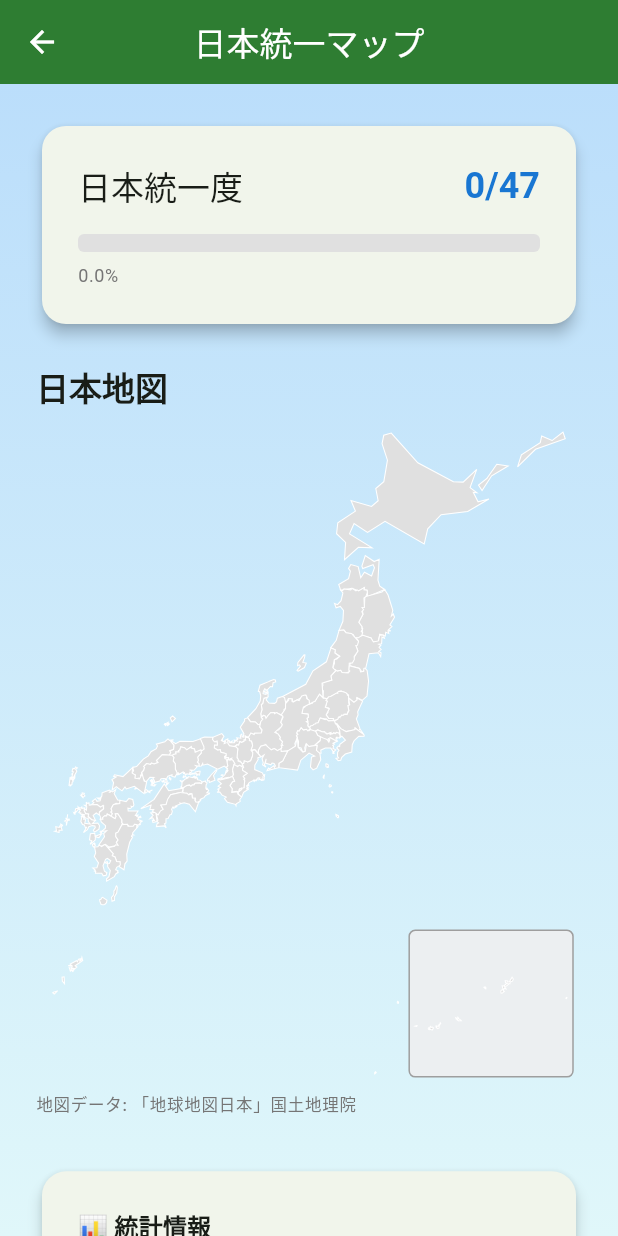
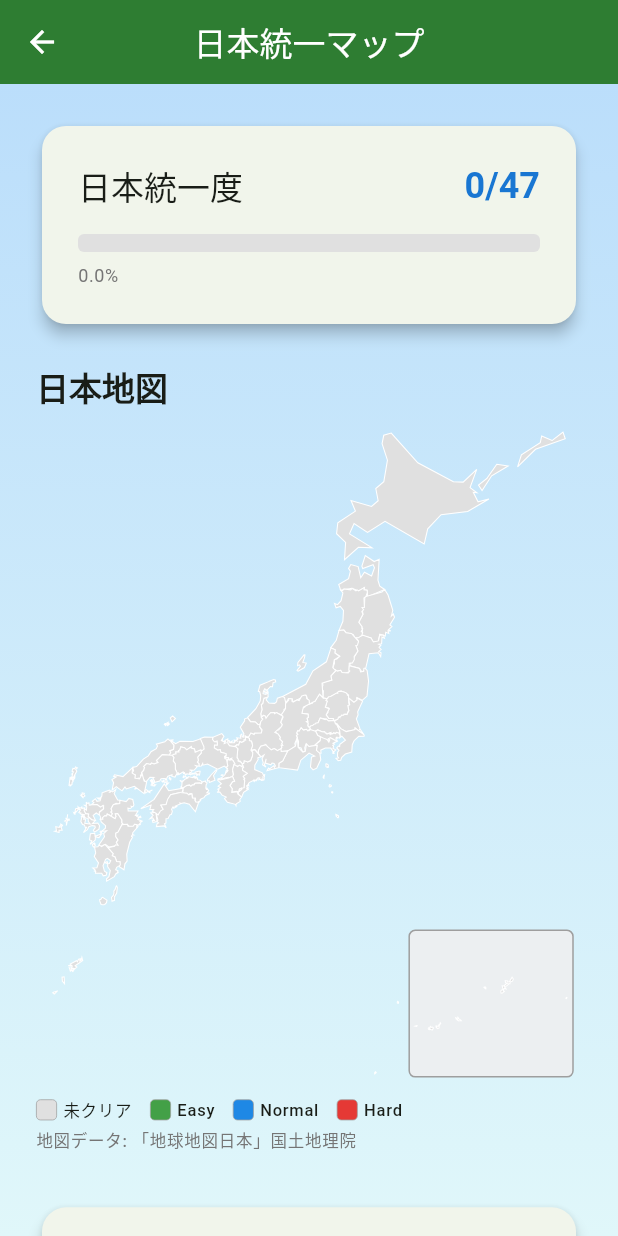
Before and after one commit to zka32101/geography_puzzle_king, a Flutter app: the TerritoryScreen screen opened by its route, on a phone screen of 412 x 824 dp. Run offline on Flutter 3.47's test engine with Material 3 defaults, Android fonts, the phone set to English and light mode, and no system bars; our stand-ins replace audioplayers, cloud_firestore, connectivity_plus, firebase_analytics, firebase_auth, firebase_core and 11 more; accounts and stored records are empty; network calls fail.

Commit message:
feat: 日本統一マップを最高クリア難易度で色分け(凡例・色定数共通化)
Co-Authored-By: Claude Sonnet 5.5 <noreply@anthropic.com>

```diff
--- /dev/null
+++ b/apps/geography_puzzle_king/lib/config/difficulty_colors.dart
@@ -0,0 +1,19 @@
+import 'package:flutter/material.dart';
+
+/// 難易度(easy/normal/hard)の配色。県カードのE/N/H丸と日本統一マップで共通利用する。
+class DifficultyColors {
+  DifficultyColors._();
+
+  static const Color easy = Color(0xFF43A047); // 緑
+  static const Color normal = Color(0xFF1E88E5); // 青
+  static const Color hard = Color(0xFFE53935); // 赤
+  static final Color uncleared = Colors.grey.shade300; // 未クリア(地図)
+
+  /// 難易度文字列 -> 色。null/不明は未クリア色。
+  static Color forDifficulty(String? difficulty) => switch (difficulty) {
+        'easy' => easy,
+        'normal' => normal,
+        'hard' => hard,
+        _ => uncleared,
+      };
+}
--- a/apps/geography_puzzle_king/lib/screens/home/prefecture_map_screen.dart
+++ b/apps/geography_puzzle_king/lib/screens/home/prefecture_map_screen.dart
@@ -1,5 +1,6 @@
 import '../../widgets/ui_icon.dart';
 import 'package:flutter/material.dart';
+import 'package:geography_puzzle_king/config/difficulty_colors.dart';
 import 'package:flutter_riverpod/flutter_riverpod.dart';
 import 'package:geography_puzzle_king/config/constants.dart';
 import 'package:geography_puzzle_king/config/monetization_config.dart';
@@ -974,11 +975,11 @@ class _PrefectureMapScreenState extends ConsumerState<PrefectureMapScreen> {
                     Row(
                       mainAxisAlignment: MainAxisAlignment.center,
                       children: [
-                        _diffStar(pref.code, 'easy',   'E', const Color(0xFF43A047)),
+                        _diffStar(pref.code, 'easy',   'E', DifficultyColors.easy),
                         const SizedBox(width: 2),
-                        _diffStar(pref.code, 'normal', 'N', const Color(0xFF1E88E5)),
+                        _diffStar(pref.code, 'normal', 'N', DifficultyColors.normal),
                         const SizedBox(width: 2),
-                        _diffStar(pref.code, 'hard',   'H', const Color(0xFFE53935)),
+                        _diffStar(pref.code, 'hard',   'H', DifficultyColors.hard),
                       ],
                     ),
                     const SizedBox(height: 2),
--- a/apps/geography_puzzle_king/lib/screens/territory/japan_map_widget.dart
+++ b/apps/geography_puzzle_king/lib/screens/territory/japan_map_widget.dart
@@ -1,9 +1,11 @@
 import '../../widgets/ui_icon.dart';
 import 'dart:math' as math;
 import 'package:flutter/material.dart';
+import 'package:geography_puzzle_king/config/difficulty_colors.dart';
 import 'package:geography_puzzle_king/data/japan_prefecture_boundaries.dart';
 import 'package:geography_puzzle_king/models/prefecture_record.dart';
 import 'package:geography_puzzle_king/l10n/app_localizations.dart';
+import 'package:geography_puzzle_king/i18n/content_tr.dart';
 
 /// 都道府県ID（social_quiz_app 由来の境界データのキー）を
 /// JIS都道府県コード（'01'〜'47'）に対応させる並び順。
@@ -261,6 +263,8 @@ class _JapanMapWidgetState extends State<JapanMapWidget> {
             },
           ),
         ),
+        const SizedBox(height: 8),
+        const MapDifficultyLegend(),
         const SizedBox(height: 4),
         IconText(
           l10n.mapDataAttribution,
@@ -289,13 +293,7 @@ class _JapanMapPainter extends CustomPainter {
   });
 
   Color _colorFor(String code) {
-    final record = records[code];
-    if (record == null) return Colors.grey.shade300;
-    final level = record.currentLevel;
-    if (level >= 8) return Colors.amber.shade600;
-    if (level >= 5) return Colors.blue.shade600;
-    if (level >= 2) return Colors.orange.shade500;
-    return Colors.green.shade500;
+    return territoryColorFor(records[code]);
   }
 
   @override
@@ -359,3 +357,50 @@ class _JapanMapPainter extends CustomPainter {
         oldDelegate.selectedCode != selectedCode;
   }
 }
+
+
+/// 地図の色分け凡例（灰=未クリア / 緑=Easy / 青=Normal / 赤=Hard）。
+class MapDifficultyLegend extends StatelessWidget {
+  const MapDifficultyLegend({Key? key}) : super(key: key);
+
+  @override
+  Widget build(BuildContext context) {
+    final items = <(Color, String)>[
+      (DifficultyColors.uncleared, tr('未クリア')),
+      (DifficultyColors.easy, 'Easy'),
+      (DifficultyColors.normal, 'Normal'),
+      (DifficultyColors.hard, 'Hard'),
+    ];
+    return Wrap(
+      key: const Key('mapDifficultyLegend'),
+      spacing: 12,
+      runSpacing: 4,
+      children: [
+        for (final (color, label) in items)
+          Row(
+            mainAxisSize: MainAxisSize.min,
+            children: [
+              Container(
+                width: 14,
+                height: 14,
+                decoration: BoxDecoration(
+                  color: color,
+                  borderRadius: BorderRadius.circular(3),
+                  border: Border.all(color: Colors.grey.shade500, width: 0.5),
+                ),
+              ),
+              const SizedBox(width: 4),
+              Text(label, style: Theme.of(context).textTheme.labelSmall),
+            ],
+          ),
+      ],
+    );
+  }
+}
+
+/// 県の記録から地図の塗り色を決める（本土・沖縄インセット共通）。
+/// 記録なし=灰、あれば最高クリア難易度の色（難易度不明は Easy 扱い）。
+Color territoryColorFor(PrefectureRecord? record) {
+  if (record == null) return DifficultyColors.uncleared;
+  return DifficultyColors.forDifficulty(record.highestDifficulty ?? 'easy');
+}
--- a/apps/geography_puzzle_king/lib/screens/territory/prefecture_detail.dart
+++ b/apps/geography_puzzle_king/lib/screens/territory/prefecture_detail.dart
@@ -180,7 +180,12 @@ class PrefectureDetailSheet extends StatelessWidget {
             _buildRecordRow(
               context,
               tr('最高難易度'),
-              record!.highestDifficulty ?? tr('未挑戦'),
+              switch (record!.highestDifficulty) {
+                'easy' => 'Easy',
+                'normal' => 'Normal',
+                'hard' => 'Hard',
+                _ => tr('未挑戦'),
+              },
             ),
             _buildRecordRow(
               context,
```
Also changed, not shown: 1 other file.
